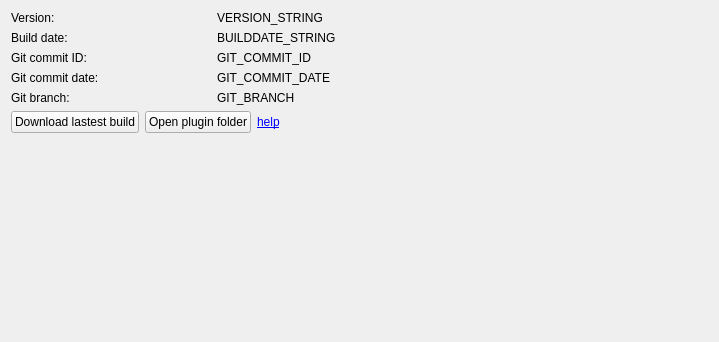
Above: PluginInfo.ui from DLdota/OpenRGBEffectsPlugin before the change. Below: the same form after it.
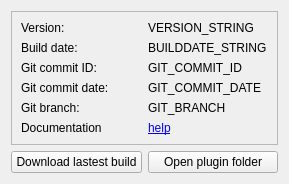
That is the form after the change.

Commit message: Reworked about section

Patch:
```diff
--- a/PluginInfo.ui
+++ b/PluginInfo.ui
@@ -6,20 +6,107 @@
    <rect>
     <x>0</x>
     <y>0</y>
-    <width>719</width>
-    <height>342</height>
+    <width>289</width>
+    <height>180</height>
    </rect>
   </property>
+  <property name="sizePolicy">
+   <sizepolicy hsizetype="Preferred" vsizetype="Preferred">
+    <horstretch>0</horstretch>
+    <verstretch>0</verstretch>
+   </sizepolicy>
+  </property>
   <property name="windowTitle">
    <string>Form</string>
   </property>
-  <layout class="QGridLayout" name="gridLayout">
+  <layout class="QGridLayout" name="gridLayout" rowstretch="1,0,0,0">
+   <item row="2" column="0">
+    <widget class="QPushButton" name="download_latest">
+     <property name="text">
+      <string>Download lastest build</string>
+     </property>
+    </widget>
+   </item>
+   <item row="0" column="0" colspan="2">
+    <widget class="QFrame" name="frame">
+     <property name="sizePolicy">
+      <sizepolicy hsizetype="Preferred" vsizetype="Preferred">
+       <horstretch>0</horstretch>
+       <verstretch>0</verstretch>
+      </sizepolicy>
+     </property>
+     <property name="frameShape">
+      <enum>QFrame::StyledPanel</enum>
+     </property>
+     <property name="frameShadow">
+      <enum>QFrame::Sunken</enum>
+     </property>
+     <layout class="QGridLayout" name="gridLayout_2">
+      <item row="4" column="0">
+       <widget class="QLabel" name="branch">
+        <property name="sizePolicy">
+         <sizepolicy hsizetype="Preferred" vsizetype="Fixed">
+          <horstretch>0</horstretch>
+          <verstretch>0</verstretch>
+         </sizepolicy>
+        </property>
+        <property name="maximumSize">
+         <size>
+          <width>200</width>
+          <height>16777215</height>
+         </size>
+        </property>
+        <property name="text">
+         <string>Git branch:</string>
+        </property>
+       </widget>
+      </item>
+      <item row="3" column="0">
+       <widget class="QLabel" name="git_date">
+        <property name="sizePolicy">
+         <sizepolicy hsizetype="Preferred" vsizetype="Fixed">
+          <horstretch>0</horstretch>
+          <verstretch>0</verstretch>
+         </sizepolicy>
+        </property>
+        <property name="maximumSize">
+         <size>
+          <width>200</width>
+          <height>16777215</height>
+         </size>
+        </property>
+        <property name="text">
+         <string>Git commit date:</string>
+        </property>
+       </widget>
+      </item>
+      <item row="2" column="0">
+       <widget class="QLabel" name="git_commit">
+        <property name="sizePolicy">
+         <sizepolicy hsizetype="Preferred" vsizetype="Fixed">
+          <horstretch>0</horstretch>
+          <verstretch>0</verstretch>
+         </sizepolicy>
+        </property>
+        <property name="maximumSize">
+         <size>
+          <width>200</width>
+          <height>16777215</height>
+         </size>
+        </property>
+        <property name="text">
+         <string>Git commit ID:</string>
+        </property>
+       </widget>
+      </item>
    <item row="0" column="0">
-    <layout class="QVBoxLayout" name="verticalLayout">
-     <item>
-      <layout class="QHBoxLayout" name="horizontalLayout_3">
-       <item>
         <widget class="QLabel" name="version">
+        <property name="sizePolicy">
+         <sizepolicy hsizetype="Preferred" vsizetype="Fixed">
+          <horstretch>0</horstretch>
+          <verstretch>0</verstretch>
+         </sizepolicy>
+        </property>
          <property name="maximumSize">
           <size>
            <width>200</width>
@@ -31,22 +118,14 @@
          </property>
         </widget>
        </item>
-       <item>
-        <widget class="QLabel" name="version_string">
-         <property name="text">
-          <string>VERSION_STRING</string>
-         </property>
-         <property name="textInteractionFlags">
-          <set>Qt::LinksAccessibleByMouse|Qt::TextSelectableByMouse</set>
-         </property>
-        </widget>
-       </item>
-      </layout>
-     </item>
-     <item>
-      <layout class="QHBoxLayout" name="horizontalLayout">
-       <item>
+      <item row="1" column="0">
         <widget class="QLabel" name="builddate">
+        <property name="sizePolicy">
+         <sizepolicy hsizetype="Preferred" vsizetype="Fixed">
+          <horstretch>0</horstretch>
+          <verstretch>0</verstretch>
+         </sizepolicy>
+        </property>
          <property name="maximumSize">
           <size>
            <width>200</width>
@@ -58,128 +137,20 @@
          </property>
         </widget>
        </item>
-       <item>
-        <widget class="QLabel" name="builddate_string">
-         <property name="text">
-          <string>BUILDDATE_STRING</string>
-         </property>
-         <property name="textInteractionFlags">
-          <set>Qt::LinksAccessibleByMouse|Qt::TextSelectableByMouse</set>
-         </property>
-        </widget>
-       </item>
-      </layout>
-     </item>
-     <item>
-      <layout class="QHBoxLayout" name="horizontalLayout_2">
-       <item>
-        <widget class="QLabel" name="git_commit">
-         <property name="maximumSize">
-          <size>
-           <width>200</width>
-           <height>16777215</height>
-          </size>
-         </property>
-         <property name="text">
-          <string>Git commit ID:</string>
-         </property>
-        </widget>
-       </item>
-       <item>
-        <widget class="QLabel" name="git_commit_id">
-         <property name="text">
-          <string>GIT_COMMIT_ID</string>
-         </property>
-         <property name="textInteractionFlags">
-          <set>Qt::LinksAccessibleByMouse|Qt::TextSelectableByMouse</set>
-         </property>
-        </widget>
-       </item>
-      </layout>
-     </item>
-     <item>
-      <layout class="QHBoxLayout" name="horizontalLayout_4">
-       <item>
-        <widget class="QLabel" name="git_date">
-         <property name="maximumSize">
-          <size>
-           <width>200</width>
-           <height>16777215</height>
-          </size>
-         </property>
-         <property name="text">
-          <string>Git commit date:</string>
-         </property>
-        </widget>
-       </item>
-       <item>
-        <widget class="QLabel" name="git_commit_date">
-         <property name="text">
-          <string>GIT_COMMIT_DATE</string>
-         </property>
-         <property name="textInteractionFlags">
-          <set>Qt::LinksAccessibleByMouse|Qt::TextSelectableByMouse</set>
-         </property>
-        </widget>
-       </item>
-      </layout>
-     </item>
-     <item>
-      <layout class="QHBoxLayout" name="horizontalLayout_5">
-       <item>
-        <widget class="QLabel" name="branch">
-         <property name="maximumSize">
-          <size>
-           <width>200</width>
-           <height>16777215</height>
-          </size>
-         </property>
-         <property name="text">
-          <string>Git branch:</string>
-         </property>
-        </widget>
-       </item>
-       <item>
-        <widget class="QLabel" name="git_branch">
-         <property name="text">
-          <string>GIT_BRANCH</string>
-         </property>
-         <property name="textInteractionFlags">
-          <set>Qt::LinksAccessibleByMouse|Qt::TextSelectableByMouse</set>
-         </property>
-        </widget>
-       </item>
-      </layout>
-     </item>
-     <item>
-      <layout class="QHBoxLayout" name="horizontalLayout_6">
-       <item>
-        <widget class="QPushButton" name="download_latest">
-         <property name="text">
-          <string>Download lastest build</string>
-         </property>
-        </widget>
-       </item>
-       <item>
-        <widget class="QPushButton" name="open_plugin_folder">
+      <item row="5" column="0">
+       <widget class="QLabel" name="label_2">
          <property name="sizePolicy">
-          <sizepolicy hsizetype="Maximum" vsizetype="Fixed">
+         <sizepolicy hsizetype="Preferred" vsizetype="Fixed">
            <horstretch>0</horstretch>
            <verstretch>0</verstretch>
           </sizepolicy>
          </property>
-         <property name="maximumSize">
-          <size>
-           <width>16777215</width>
-           <height>16777215</height>
-          </size>
-         </property>
          <property name="text">
-          <string>Open plugin folder</string>
+         <string>Documentation</string>
          </property>
         </widget>
        </item>
-       <item>
+      <item row="5" column="1">
         <widget class="QLabel" name="label">
          <property name="text">
           <string>&lt;a href=&quot;https://gitlab.com/OpenRGBDevelopers/OpenRGB-Wiki/-/blob/stable/Plugins/Effects/Effects.md&quot;&gt;help&lt;/a&gt;</string>
@@ -192,35 +163,77 @@
          </property>
         </widget>
        </item>
-       <item>
-        <spacer name="horizontalSpacer">
-         <property name="orientation">
-          <enum>Qt::Horizontal</enum>
-         </property>
-         <property name="sizeHint" stdset="0">
-          <size>
-           <width>40</width>
-           <height>20</height>
-          </size>
-         </property>
-        </spacer>
-       </item>
-      </layout>
-     </item>
-     <item>
-      <spacer name="verticalSpacer">
-       <property name="orientation">
-        <enum>Qt::Vertical</enum>
-       </property>
-       <property name="sizeHint" stdset="0">
+      <item row="4" column="1">
+       <widget class="QLabel" name="git_branch">
+        <property name="text">
+         <string>GIT_BRANCH</string>
+        </property>
+        <property name="textInteractionFlags">
+         <set>Qt::LinksAccessibleByMouse|Qt::TextSelectableByMouse</set>
+        </property>
+       </widget>
+      </item>
+      <item row="3" column="1">
+       <widget class="QLabel" name="git_commit_date">
+        <property name="text">
+         <string>GIT_COMMIT_DATE</string>
+        </property>
+        <property name="textInteractionFlags">
+         <set>Qt::LinksAccessibleByMouse|Qt::TextSelectableByMouse</set>
+        </property>
+       </widget>
+      </item>
+      <item row="2" column="1">
+       <widget class="QLabel" name="git_commit_id">
+        <property name="text">
+         <string>GIT_COMMIT_ID</string>
+        </property>
+        <property name="textInteractionFlags">
+         <set>Qt::LinksAccessibleByMouse|Qt::TextSelectableByMouse</set>
+        </property>
+       </widget>
+      </item>
+      <item row="1" column="1">
+       <widget class="QLabel" name="builddate_string">
+        <property name="text">
+         <string>BUILDDATE_STRING</string>
+        </property>
+        <property name="textInteractionFlags">
+         <set>Qt::LinksAccessibleByMouse|Qt::TextSelectableByMouse</set>
+        </property>
+       </widget>
+      </item>
+      <item row="0" column="1">
+       <widget class="QLabel" name="version_string">
+        <property name="text">
+         <string>VERSION_STRING</string>
+        </property>
+        <property name="textInteractionFlags">
+         <set>Qt::LinksAccessibleByMouse|Qt::TextSelectableByMouse</set>
+        </property>
+       </widget>
+      </item>
+     </layout>
+    </widget>
+   </item>
+   <item row="2" column="1">
+    <widget class="QPushButton" name="open_plugin_folder">
+     <property name="sizePolicy">
+      <sizepolicy hsizetype="Preferred" vsizetype="Fixed">
+       <horstretch>0</horstretch>
+       <verstretch>0</verstretch>
+      </sizepolicy>
+     </property>
+     <property name="maximumSize">
         <size>
-         <width>20</width>
-         <height>40</height>
-        </size>
-       </property>
-      </spacer>
-     </item>
-    </layout>
+       <width>16777215</width>
+       <height>16777215</height>
+      </size>
+     </property>
+     <property name="text">
+      <string>Open plugin folder</string>
+     </property>
+    </widget>
    </item>
   </layout>
  </widget>
```
Lines whose indentation alone changed are shown as unchanged. The commit also changes 2 other files.
